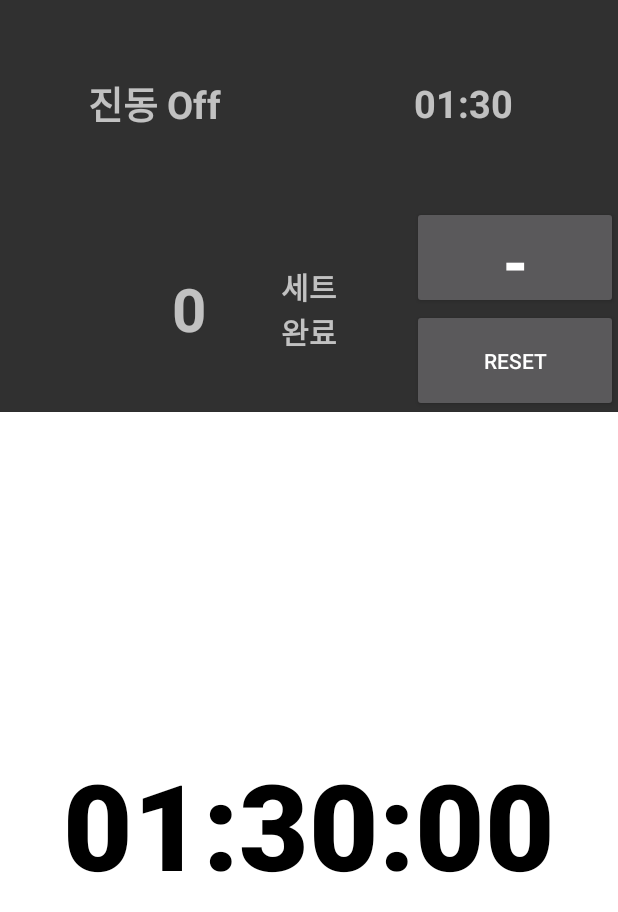
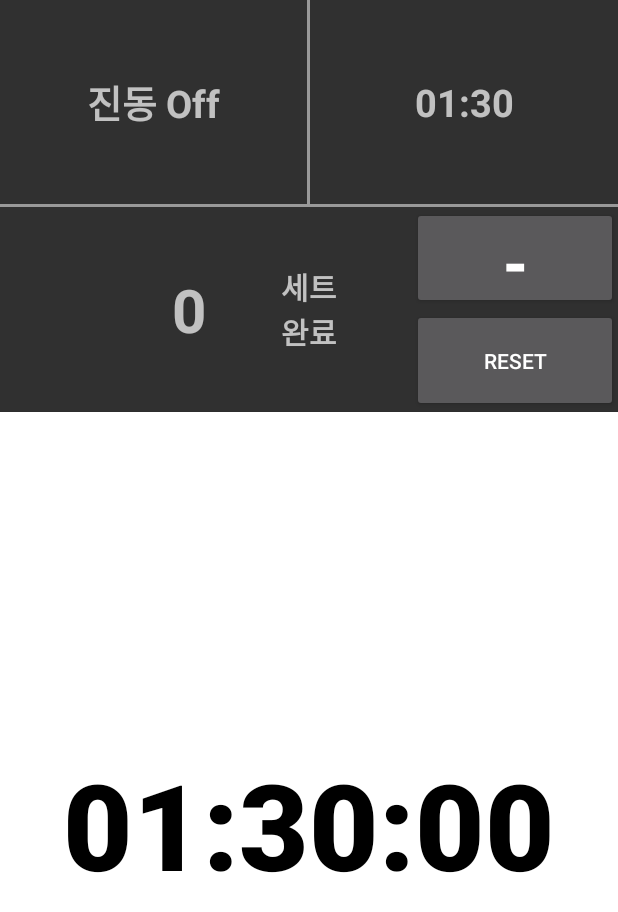
Before and after one commit to k2hyun4/health-timer, an Android app: the screen it shows after launch (MainActivity), on a phone screen of 412 x 824 dp. Shown: the top 912 px of the screen. Run offline under Robolectric (Android 15) with nearby library versions, the phone set to English and light mode, and no system bars; our stand-ins replace data binding.

Commit message:
[Version 1.0.0] * 휴식시간 설정 구현(Spinner) * 상단부 레이아웃 변경 + 상단부 레이아웃 구분선 추가
//TODO
* 타이머 진행시 백그라운드에서 유지되도록 Service로 변경 필요

```diff
--- a/app/build.gradle
+++ b/app/build.gradle
@@ -11,7 +11,6 @@ android {
         targetSdkVersion 28
         versionCode 10000
         versionName "1.0.0"
-        testInstrumentationRunner "android.support.test.runner.AndroidJUnitRunner"
     }
     buildTypes {
         release {
@@ -28,10 +27,5 @@ dependencies {
     implementation fileTree(dir: 'libs', include: ['*.jar'])
     implementation"org.jetbrains.kotlin:kotlin-stdlib-jdk7:$kotlin_version"
     implementation 'com.android.support:appcompat-v7:28.0.0'
-    implementation 'com.android.support.constraint:constraint-layout:2.0.0-beta2'
     annotationProcessor 'com.android.databinding:compiler:3.1.4'
-
-    testImplementation 'junit:junit:4.13-beta-3'
-    androidTestImplementation 'com.android.support.test:runner:1.0.2'
-    androidTestImplementation 'com.android.support.test.espresso:espresso-core:3.0.2'
 }
--- a/app/src/main/res/layout/activity_main.xml
+++ b/app/src/main/res/layout/activity_main.xml
@@ -30,6 +30,11 @@
                     android:textSize="25dp"
                     android:textStyle="bold"
                     android:onClick="@{() -> activity.onClickSwitchVibration()}"/>
+                <View
+                    android:layout_width="2dp"
+                    android:layout_height="match_parent"
+                    android:background="@color/gray">
+                </View>
                 <TextView
                     android:id="@+id/setRestTime"
                     android:layout_width="0dp"
@@ -40,6 +45,11 @@
                     android:textStyle="bold"
                     android:onClick="@{()->activity.onClickShowRestTimePopup()}"/>
             </LinearLayout>
+            <View
+                android:layout_width="match_parent"
+                android:layout_height="2dp"
+                android:background="@color/gray">
+            </View>
             <LinearLayout
                 android:layout_width="match_parent"
                 android:layout_height="0dp"
--- a/app/src/main/res/values/colors.xml
+++ b/app/src/main/res/values/colors.xml
@@ -5,6 +5,7 @@
     <color name="colorAccent">#D81B60</color>
     <color name="white">#FFFFFF</color>
     <color name="black">#000000</color>
+    <color name="gray">#999999</color>
     <color name="magenta">#D24999 </color>
     <color name="lightGreen">#86E57F </color>
 </resources>
```
